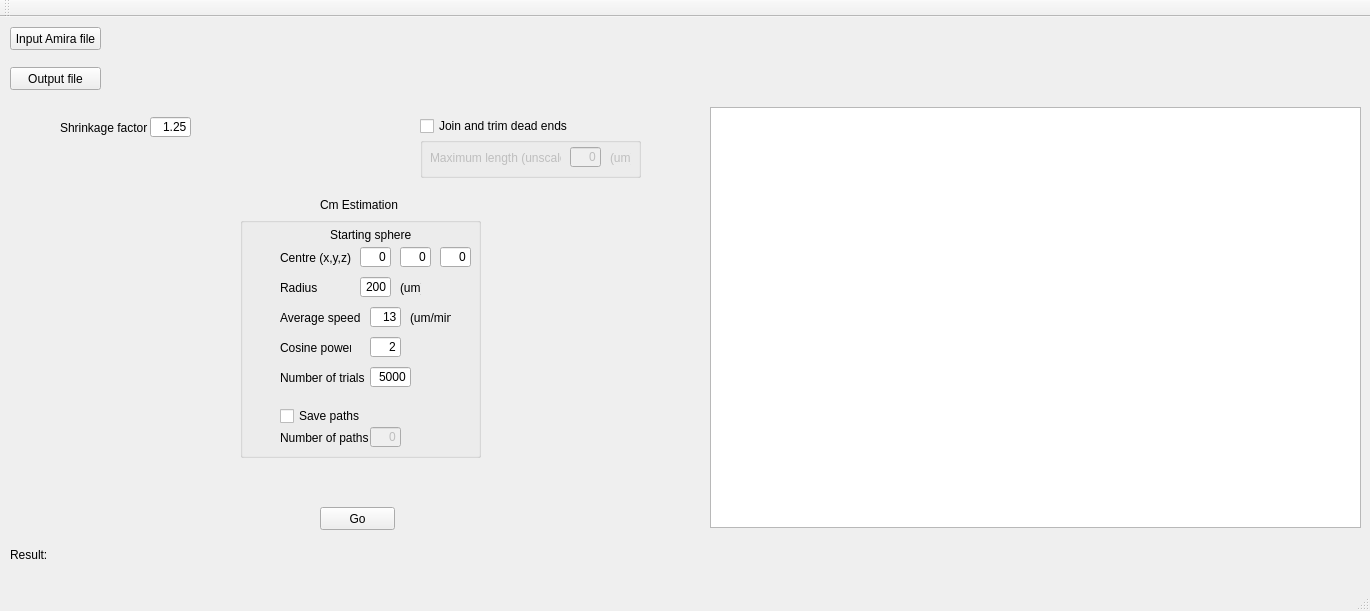
Above: Qt/Conduit_analyser/mainwindow.ui from gibbogle/vessel-tools before the change. Below: the same form after it.
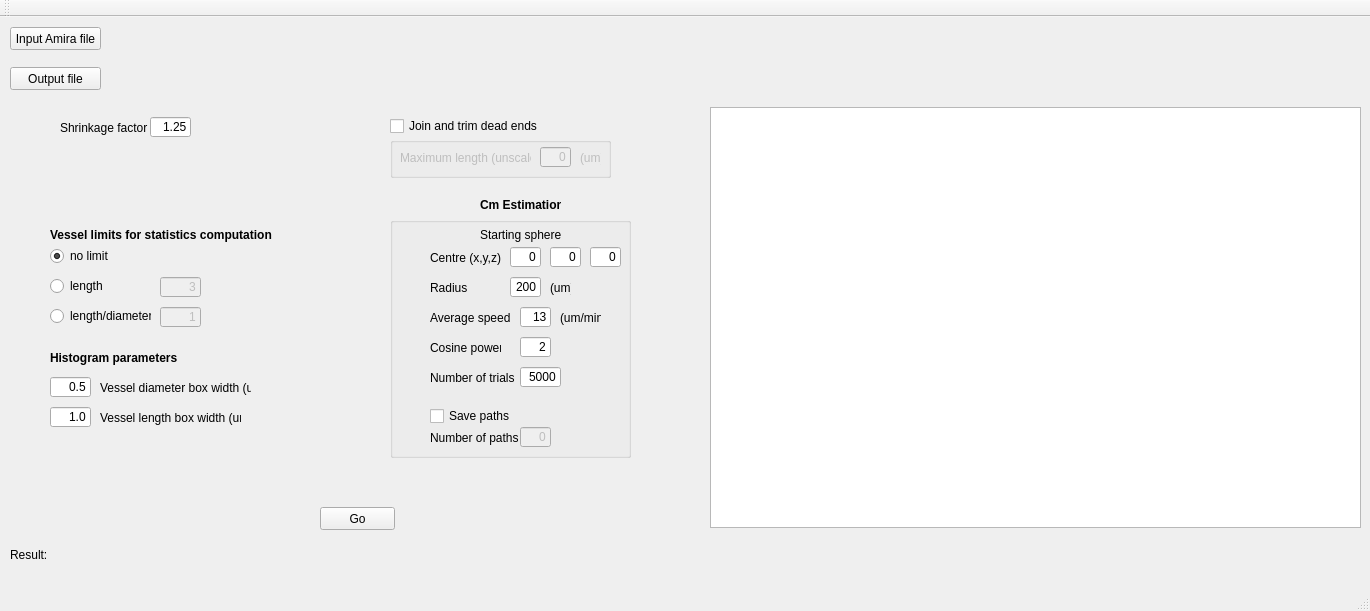
That is the form after the change.

Patch:
```diff
--- a/Qt/Conduit_analyser/mainwindow.ui
+++ b/Qt/Conduit_analyser/mainwindow.ui
@@ -147,7 +147,7 @@
    <widget class="QCheckBox" name="checkBox_join">
     <property name="geometry">
      <rect>
-      <x>420</x>
+      <x>390</x>
       <y>100</y>
       <width>161</width>
       <height>18</height>
@@ -163,7 +163,7 @@
     </property>
     <property name="geometry">
      <rect>
-      <x>420</x>
+      <x>390</x>
       <y>120</y>
       <width>221</width>
       <height>41</height>
@@ -218,7 +218,7 @@
    <widget class="QGroupBox" name="groupBox_traverse">
     <property name="geometry">
      <rect>
-      <x>240</x>
+      <x>390</x>
       <y>200</y>
       <width>241</width>
       <height>241</height>
@@ -492,16 +492,207 @@
    <widget class="QLabel" name="label_Cm">
     <property name="geometry">
      <rect>
-      <x>320</x>
+      <x>480</x>
       <y>180</y>
       <width>81</width>
       <height>16</height>
      </rect>
     </property>
+    <property name="font">
+     <font>
+      <weight>75</weight>
+      <bold>true</bold>
+     </font>
+    </property>
     <property name="text">
      <string>Cm Estimation</string>
     </property>
    </widget>
+   <widget class="QRadioButton" name="radioButton_len_limit">
+    <property name="geometry">
+     <rect>
+      <x>50</x>
+      <y>260</y>
+      <width>61</width>
+      <height>18</height>
+     </rect>
+    </property>
+    <property name="text">
+     <string>length</string>
+    </property>
+    <attribute name="buttonGroup">
+     <string>buttonGroup_limits</string>
+    </attribute>
+   </widget>
+   <widget class="QLineEdit" name="lineEdit_len_limit">
+    <property name="enabled">
+     <bool>false</bool>
+    </property>
+    <property name="geometry">
+     <rect>
+      <x>160</x>
+      <y>260</y>
+      <width>41</width>
+      <height>20</height>
+     </rect>
+    </property>
+    <property name="text">
+     <string>3</string>
+    </property>
+    <property name="alignment">
+     <set>Qt::AlignRight|Qt::AlignTrailing|Qt::AlignVCenter</set>
+    </property>
+   </widget>
+   <widget class="QRadioButton" name="radioButton_len_diam_limit">
+    <property name="geometry">
+     <rect>
+      <x>50</x>
+      <y>290</y>
+      <width>101</width>
+      <height>18</height>
+     </rect>
+    </property>
+    <property name="text">
+     <string>length/diameter</string>
+    </property>
+    <attribute name="buttonGroup">
+     <string>buttonGroup_limits</string>
+    </attribute>
+   </widget>
+   <widget class="QRadioButton" name="radioButton_no_limit">
+    <property name="geometry">
+     <rect>
+      <x>50</x>
+      <y>230</y>
+      <width>61</width>
+      <height>18</height>
+     </rect>
+    </property>
+    <property name="text">
+     <string>no limit</string>
+    </property>
+    <property name="checked">
+     <bool>true</bool>
+    </property>
+    <attribute name="buttonGroup">
+     <string>buttonGroup_limits</string>
+    </attribute>
+   </widget>
+   <widget class="QLabel" name="label_limits">
+    <property name="geometry">
+     <rect>
+      <x>50</x>
+      <y>210</y>
+      <width>231</width>
+      <height>16</height>
+     </rect>
+    </property>
+    <property name="font">
+     <font>
+      <weight>75</weight>
+      <bold>true</bold>
+     </font>
+    </property>
+    <property name="text">
+     <string>Vessel limits for statistics computation</string>
+    </property>
+   </widget>
+   <widget class="QLineEdit" name="lineEdit_len_diam_limit">
+    <property name="enabled">
+     <bool>false</bool>
+    </property>
+    <property name="geometry">
+     <rect>
+      <x>160</x>
+      <y>290</y>
+      <width>41</width>
+      <height>20</height>
+     </rect>
+    </property>
+    <property name="text">
+     <string>1</string>
+    </property>
+    <property name="alignment">
+     <set>Qt::AlignRight|Qt::AlignTrailing|Qt::AlignVCenter</set>
+    </property>
+   </widget>
+   <widget class="QLabel" name="label_ddiam">
+    <property name="geometry">
+     <rect>
+      <x>100</x>
+      <y>360</y>
+      <width>151</width>
+      <height>21</height>
+     </rect>
+    </property>
+    <property name="text">
+     <string>Vessel diameter box width (um)</string>
+    </property>
+   </widget>
+   <widget class="QLineEdit" name="lineEdit_ddiam">
+    <property name="geometry">
+     <rect>
+      <x>50</x>
+      <y>360</y>
+      <width>41</width>
+      <height>20</height>
+     </rect>
+    </property>
+    <property name="text">
+     <string>0.5</string>
+    </property>
+    <property name="alignment">
+     <set>Qt::AlignRight|Qt::AlignTrailing|Qt::AlignVCenter</set>
+    </property>
+   </widget>
+   <widget class="QLabel" name="label_histogram">
+    <property name="geometry">
+     <rect>
+      <x>50</x>
+      <y>330</y>
+      <width>141</width>
+      <height>21</height>
+     </rect>
+    </property>
+    <property name="font">
+     <font>
+      <weight>75</weight>
+      <bold>true</bold>
+     </font>
+    </property>
+    <property name="text">
+     <string>Histogram parameters</string>
+    </property>
+   </widget>
+   <widget class="QLabel" name="label_dlen">
+    <property name="geometry">
+     <rect>
+      <x>100</x>
+      <y>390</y>
+      <width>141</width>
+      <height>21</height>
+     </rect>
+    </property>
+    <property name="text">
+     <string>Vessel length box width (um)</string>
+    </property>
+   </widget>
+   <widget class="QLineEdit" name="lineEdit_dlen">
+    <property name="geometry">
+     <rect>
+      <x>50</x>
+      <y>390</y>
+      <width>41</width>
+      <height>20</height>
+     </rect>
+    </property>
+    <property name="text">
+     <string>1.0</string>
+    </property>
+    <property name="alignment">
+     <set>Qt::AlignRight|Qt::AlignTrailing|Qt::AlignVCenter</set>
+    </property>
+   </widget>
   </widget>
   <widget class="QMenuBar" name="menuBar">
    <property name="geometry">
```
Left out of the diff: 3 changed lines with no effect on the pictures.
